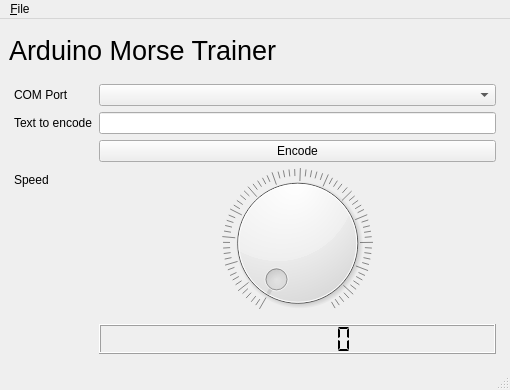
vangeytedvg/PyMorseDuino, file frmMain.ui: the form before one commit.
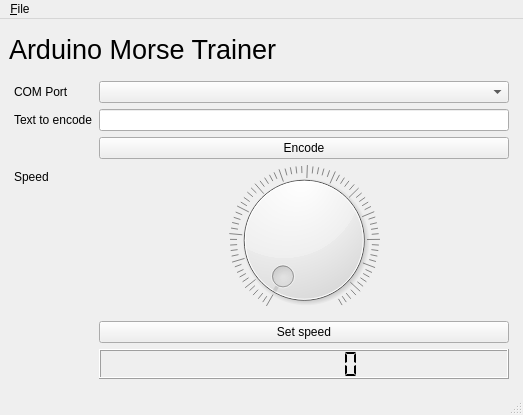
The form after the commit.

```diff
--- a/frmMain.ui
+++ b/frmMain.ui
@@ -6,8 +6,8 @@
    <rect>
     <x>0</x>
     <y>0</y>
-    <width>510</width>
-    <height>390</height>
+    <width>523</width>
+    <height>415</height>
    </rect>
   </property>
   <property name="windowTitle">
@@ -86,7 +86,7 @@
         </property>
        </widget>
       </item>
-      <item row="4" column="1">
+      <item row="5" column="1">
        <widget class="QLCDNumber" name="lcdSpeed">
         <property name="minimumSize">
          <size>
@@ -137,6 +137,13 @@
       <item row="0" column="1">
        <widget class="QComboBox" name="cmbComPort"/>
       </item>
+      <item row="4" column="1">
+       <widget class="QPushButton" name="btnSetSpeed">
+        <property name="text">
+         <string>Set speed</string>
+        </property>
+       </widget>
+      </item>
      </layout>
     </item>
    </layout>
@@ -146,7 +153,7 @@
     <rect>
      <x>0</x>
      <y>0</y>
-     <width>510</width>
+     <width>523</width>
      <height>22</height>
     </rect>
    </property>
```
